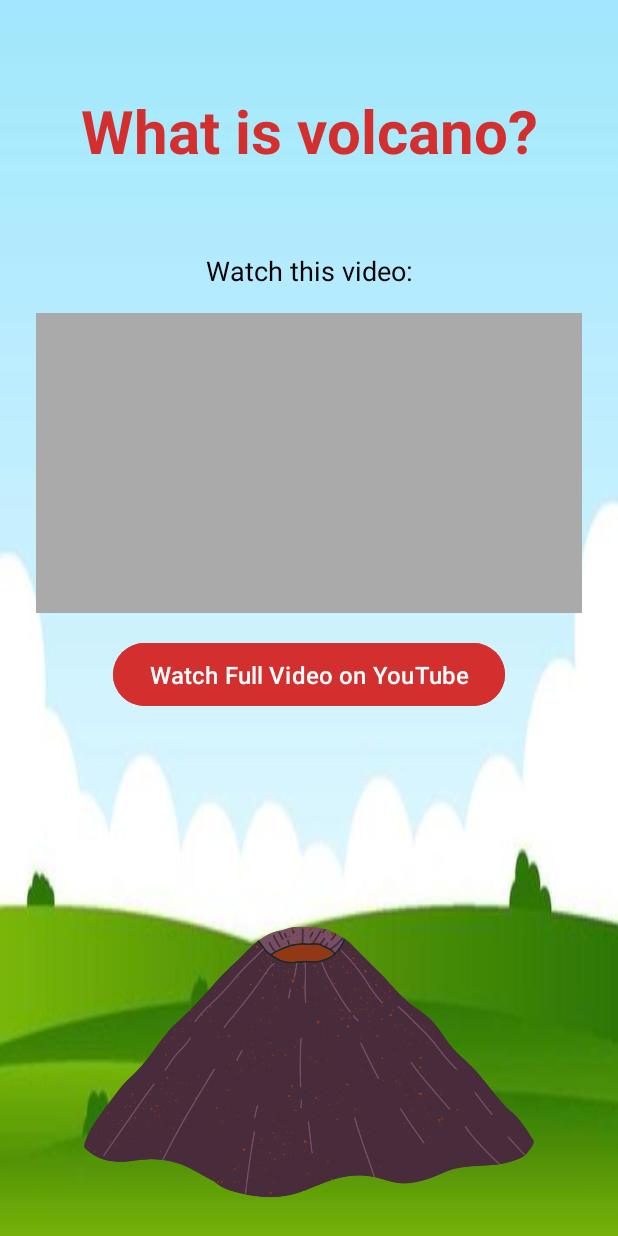
After one commit to muhammadariffahmi/volcaknow, an Android app: the VideoActivity screen opened directly, with no data from a screen before it, on a phone screen of 412 x 824 dp. The commit adds this screen. Run offline under Robolectric (Android 15) with nearby library versions, the phone set to English and light mode, and no system bars.

Commit message:
add video activity

```diff
--- a/app/src/main/AndroidManifest.xml
+++ b/app/src/main/AndroidManifest.xml
@@ -13,6 +13,10 @@
         android:theme="@style/Theme.VolcaKnow"
         tools:targetApi="31">
         <activity
+            android:name=".VideoActivity"
+            android:exported="false"
+            android:theme="@style/Theme.VolcaKnow" />
+        <activity
             android:name=".MainActivity"
             android:exported="true"
             android:theme="@style/Theme.VolcaKnow">
--- /dev/null
+++ b/app/src/main/java/com/example/volcaknow/VideoActivity.java
@@ -0,0 +1,29 @@
+package com.example.volcaknow;
+
+import android.content.Intent;
+import android.net.Uri;
+import android.os.Bundle;
+
+import androidx.appcompat.app.AppCompatActivity;
+
+import com.example.volcaknow.databinding.ActivityVideoBinding;
+
+public class VideoActivity extends AppCompatActivity {
+
+    private ActivityVideoBinding binding;
+
+    @Override
+    protected void onCreate(Bundle savedInstanceState) {
+        super.onCreate(savedInstanceState);
+
+        // 🧠 Inflate the layout
+        binding = ActivityVideoBinding.inflate(getLayoutInflater());
+        setContentView(binding.getRoot());
+
+        // ✅ Set up the button to open YouTube
+        binding.youtubeButton.setOnClickListener(v -> {
+            Intent intent = new Intent(Intent.ACTION_VIEW, Uri.parse("https://youtu.be/lAmqsMQG3RM?si=aQCvmz6BCgGKrZ_x"));
+            startActivity(intent);
+        });
+    }
+}
--- /dev/null
+++ b/app/src/main/res/layout/activity_video.xml
@@ -0,0 +1,86 @@
+<?xml version="1.0" encoding="utf-8"?>
+<androidx.constraintlayout.widget.ConstraintLayout
+    xmlns:android="http://schemas.android.com/apk/res/android"
+    xmlns:app="http://schemas.android.com/apk/res-auto"
+    xmlns:tools="http://schemas.android.com/tools"
+    android:layout_width="match_parent"
+    android:layout_height="match_parent"
+    android:background="@drawable/bg"
+    tools:context=".MainActivity">
+
+    <!-- Title text at the top -->
+    <TextView
+        android:id="@+id/volcanoTitle"
+        android:layout_width="0dp"
+        android:layout_height="wrap_content"
+        android:text="What is volcano?"
+        android:textSize="40sp"
+        android:textStyle="bold"
+        android:textColor="#D32F2F"
+        android:gravity="center"
+        android:paddingTop="60dp"
+        android:paddingBottom="24dp"
+        app:layout_constraintTop_toTopOf="parent"
+        app:layout_constraintStart_toStartOf="parent"
+        app:layout_constraintEnd_toEndOf="parent" />
+
+    <!-- Label: Watch this video -->
+    <TextView
+        android:id="@+id/volcanoNameLabel"
+        android:layout_width="wrap_content"
+        android:layout_height="wrap_content"
+        android:text="Watch this video:"
+        android:textSize="18sp"
+        android:textColor="#000000"
+        app:layout_constraintTop_toBottomOf="@id/volcanoTitle"
+        app:layout_constraintStart_toStartOf="parent"
+        app:layout_constraintEnd_toEndOf="parent"
+        android:layout_marginTop="30dp" />
+
+    <!-- OpenCV video frame (ImageView placeholder) -->
+    <ImageView
+        android:id="@+id/videoPreview"
+        android:layout_width="0dp"
+        android:layout_height="200dp"
+        android:scaleType="centerCrop"
+        android:background="@android:color/darker_gray"
+        android:contentDescription="OpenCV Video Preview"
+        app:layout_constraintTop_toBottomOf="@id/volcanoNameLabel"
+        app:layout_constraintStart_toStartOf="parent"
+        app:layout_constraintEnd_toEndOf="parent"
+        android:layout_marginTop="16dp"
+        android:layout_marginStart="24dp"
+        android:layout_marginEnd="24dp" />
+
+    <!-- Button to watch full video -->
+    <Button
+        android:id="@+id/youtubeButton"
+        android:layout_width="wrap_content"
+        android:layout_height="wrap_content"
+        android:text="Watch Full Video on YouTube"
+        android:textAllCaps="false"
+        android:textColor="#FFFFFF"
+        android:backgroundTint="#D32F2F"
+        android:paddingLeft="24dp"
+        android:paddingRight="24dp"
+        android:paddingTop="10dp"
+        android:paddingBottom="10dp"
+        android:textSize="16sp"
+        app:layout_constraintTop_toBottomOf="@id/videoPreview"
+        app:layout_constraintStart_toStartOf="parent"
+        app:layout_constraintEnd_toEndOf="parent"
+        android:layout_marginTop="16dp" />
+
+    <!-- Optional: Volcano image at the bottom -->
+    <ImageView
+        android:id="@+id/volcanoImage"
+        android:layout_width="300dp"
+        android:layout_height="300dp"
+        android:src="@drawable/volcano_name"
+        android:scaleType="fitCenter"
+        app:layout_constraintTop_toBottomOf="@id/youtubeButton"
+        app:layout_constraintStart_toStartOf="parent"
+        app:layout_constraintEnd_toEndOf="parent"
+        android:layout_marginTop="24dp" />
+
+</androidx.constraintlayout.widget.ConstraintLayout>
--- a/settings.gradle.kts
+++ b/settings.gradle.kts
@@ -21,3 +21,4 @@ dependencyResolutionManagement {
 
 rootProject.name = "VolcaKnow"
 include(":app")
+include(":opencv:sdk")
```
Also changed, not shown: app/src/main/java/com/example/volcaknow/MainActivity.java (+11 -5 lines), app/src/main/res/navigation/nav_graph2.xml (added, +28 -0 lines).
